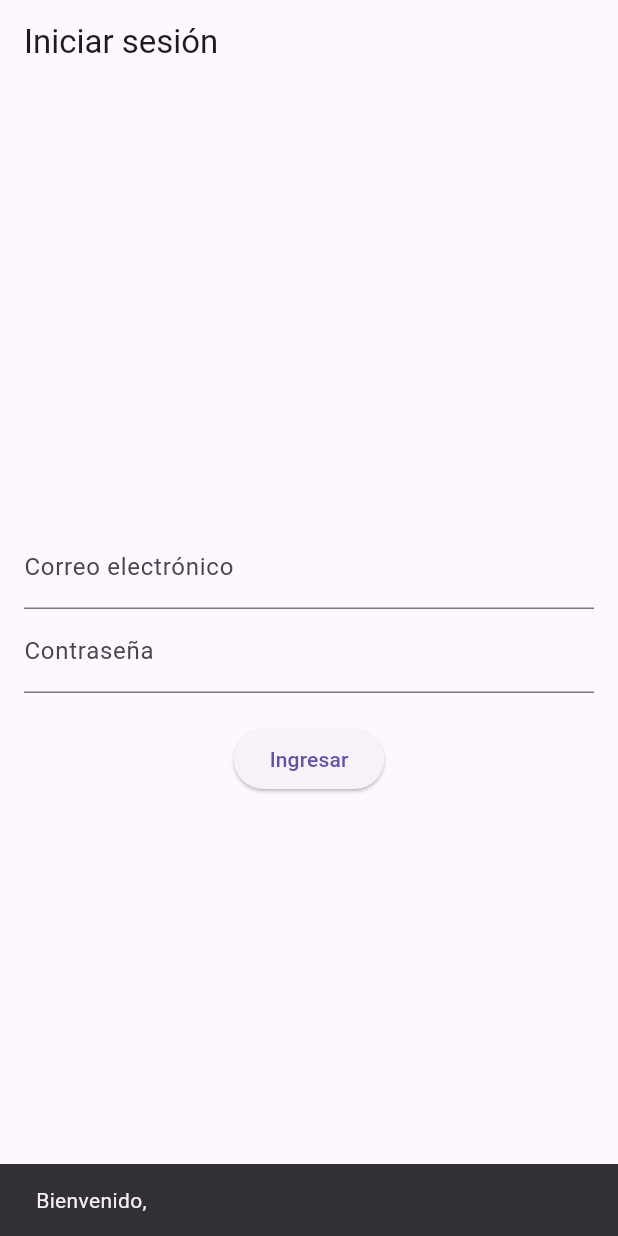
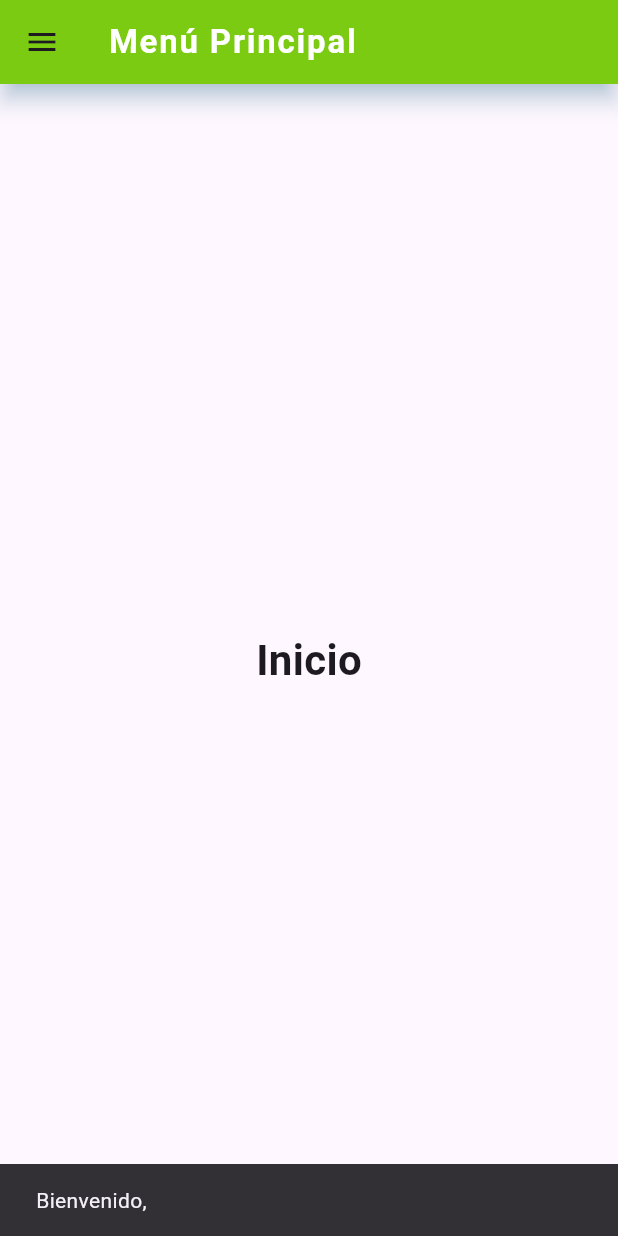
Before and after one commit to JhonnSoftware/Movil_Toty_Farma, a Flutter app: the screen it shows after launch, after a tap on "Ingresar", on a phone screen of 412 x 824 dp. Run offline on Flutter 3.47's test engine with Material 3 defaults, Android fonts, the phone set to English and light mode, and no system bars; our stand-ins replace cloud_firestore, firebase_core; accounts and stored records are empty.

Commit message:
Creacion de Pantalla de Menu Principal - Menu de Navegacion - Trabajo Grupal

```diff
--- /dev/null
+++ b/lib/home_page.dart
@@ -0,0 +1,262 @@
+import 'package:flutter/material.dart';
+import '../pages/clientes_page.dart';
+import '../pages/proveedores_page.dart';
+import '../pages/categorias_page.dart';
+import '../pages/productos_page.dart';
+
+class HomePage extends StatefulWidget {
+  final String? token;
+
+  const HomePage({Key? key, this.token}) : super(key: key);
+
+  @override
+  _HomePageState createState() => _HomePageState();
+}
+
+class _HomePageState extends State<HomePage> {
+  int _selectedIndex = 0;
+
+  static List<Widget> _pages = <Widget>[
+    Center(child: Text('Inicio', style: TextStyle(fontSize: 28, fontWeight: FontWeight.bold))),
+    //ClientesPage(),
+    Center(child: Text('Clientes', style: TextStyle(fontSize: 28, fontWeight: FontWeight.bold))),
+    Center(child: Text('Proveedores', style: TextStyle(fontSize: 28, fontWeight: FontWeight.bold))),
+    Center(child: Text('Categorias', style: TextStyle(fontSize: 28, fontWeight: FontWeight.bold))),
+    Center(child: Text('Productos', style: TextStyle(fontSize: 28, fontWeight: FontWeight.bold))),
+    Center(child: Text('Usuarios', style: TextStyle(fontSize: 28, fontWeight: FontWeight.bold))),
+    Center(child: Text('Flujo de caja', style: TextStyle(fontSize: 28, fontWeight: FontWeight.bold))),
+    Center(child: Text('Registrar Compra', style: TextStyle(fontSize: 28, fontWeight: FontWeight.bold))),
+    Center(child: Text('Historial Compras', style: TextStyle(fontSize: 28, fontWeight: FontWeight.bold))),
+    Center(child: Text('Registrar Venta', style: TextStyle(fontSize: 28, fontWeight: FontWeight.bold))),
+    Center(child: Text('Historial Ventas', style: TextStyle(fontSize: 28, fontWeight: FontWeight.bold))),
+  ];
+
+  void _onItemTapped(int index) {
+    setState(() {
+      _selectedIndex = index;
+    });
+  }
+
+  final Color verdeLima = Color(0xFF7eda01);
+  final Color azul = Color(0xFF1489b4);
+  final Color fondoDrawer = Color(0xFFF7F9FC);
+
+  @override
+  Widget build(BuildContext context) {
+    return Scaffold(
+      appBar: AppBar(
+        backgroundColor: verdeLima,
+        title: Text(
+          'Menú Principal',
+          style: TextStyle(
+            fontWeight: FontWeight.bold,
+            color: Colors.white,
+            letterSpacing: 1.2,
+          ),
+        ),
+        elevation: 6,
+        shadowColor: azul.withOpacity(0.5),
+      ),
+      drawer: Drawer(
+        child: Container(
+          color: fondoDrawer,
+          child: ListView(
+            padding: EdgeInsets.zero,
+            children: [
+              UserAccountsDrawerHeader(
+                decoration: BoxDecoration(
+                  gradient: LinearGradient(
+                    colors: [verdeLima, azul],
+                    begin: Alignment.topLeft,
+                    end: Alignment.bottomRight,
+                  ),
+                ),
+                accountName: Text(
+                  'Usuario',
+                  style: TextStyle(fontWeight: FontWeight.bold, fontSize: 18),
+                ),
+                accountEmail: Text(
+                  'token: ${widget.token ?? "No token"}',
+                  style: TextStyle(fontSize: 14, fontStyle: FontStyle.italic),
+                ),
+                currentAccountPicture: CircleAvatar(
+                  backgroundColor: Colors.white,
+                  child: Icon(Icons.person, size: 50, color: verdeLima),
+                ),
+              ),
+
+              _drawerListTile(
+                icon: Icons.home,
+                title: 'Inicio',
+                index: 0,
+                selected: _selectedIndex == 0,
+              ),
+
+              _drawerExpansionTile(
+                icon: Icons.manage_accounts,
+                title: 'Administración',
+                children: [
+                  _drawerListTile(
+                    icon: Icons.people,
+                    title: 'Usuarios',
+                    index: 5,
+                    selected: _selectedIndex == 5,
+                  ),
+                  _drawerListTile(
+                    icon: Icons.attach_money,
+                    title: 'Flujo de caja',
+                    index: 6,
+                    selected: _selectedIndex == 6,
+                  ),
+                ],
+              ),
+
+              _drawerListTile(
+                icon: Icons.people_alt,
+                title: 'Clientes',
+                index: 1,
+                selected: _selectedIndex == 1,
+              ),
+              _drawerListTile(
+                icon: Icons.local_shipping,
+                title: 'Proveedores',
+                index: 2,
+                selected: _selectedIndex == 2,
+              ),
+              _drawerListTile(
+                icon: Icons.category,
+                title: 'Categorías',
+                index: 3,
+                selected: _selectedIndex == 3,
+              ),
+              _drawerListTile(
+                icon: Icons.shopping_bag,
+                title: 'Productos',
+                index: 4,
+                selected: _selectedIndex == 4,
+              ),
+
+              _drawerExpansionTile(
+                icon: Icons.shopping_cart,
+                title: 'Compras',
+                children: [
+                  _drawerListTile(
+                    icon: Icons.add_shopping_cart,
+                    title: 'Registrar Compra',
+                    index: 7,
+                    selected: _selectedIndex == 7,
+                  ),
+                  _drawerListTile(
+                    icon: Icons.history,
+                    title: 'Historial Compras',
+                    index: 8,
+                    selected: _selectedIndex == 8,
+                  ),
+                ],
+              ),
+
+              _drawerExpansionTile(
+                icon: Icons.point_of_sale,
+                title: 'Ventas',
+                children: [
+                  _drawerListTile(
+                    icon: Icons.add_shopping_cart,
+                    title: 'Registrar Venta',
+                    index: 9,
+                    selected: _selectedIndex == 9,
+                  ),
+                  _drawerListTile(
+                    icon: Icons.history,
+                    title: 'Historial Ventas',
+                    index: 10,
+                    selected: _selectedIndex == 10,
+                  ),
+                ],
+              ),
+
+              Divider(thickness: 1.2),
+              ListTile(
+                leading: Icon(Icons.logout, color: azul),
+                title: Text(
+                  'Cerrar sesión',
+                  style: TextStyle(
+                    color: azul,
+                    fontWeight: FontWeight.bold,
+                  ),
+                ),
+                onTap: () {
+                  Navigator.pop(context);
+                  Navigator.pushReplacementNamed(context, '/login');
+                },
+                hoverColor: verdeLima.withOpacity(0.3),
+                shape: RoundedRectangleBorder(
+                  borderRadius: BorderRadius.circular(8),
+                ),
+              ),
+            ],
+          ),
+        ),
+      ),
+      body: AnimatedSwitcher(
+        duration: Duration(milliseconds: 300),
+        child: _pages[_selectedIndex],
+      ),
+    );
+  }
+
+  Widget _drawerListTile({
+    required IconData icon,
+    required String title,
+    required int index,
+    required bool selected,
+  }) {
+    return ListTile(
+      leading: Icon(icon, color: selected ? azul : Colors.grey[700]),
+      title: Text(
+        title,
+        style: TextStyle(
+          fontWeight: selected ? FontWeight.bold : FontWeight.normal,
+          color: selected ? azul : Colors.black87,
+          fontSize: 16,
+        ),
+      ),
+      selected: selected,
+      selectedTileColor: azul.withOpacity(0.15),
+      shape: RoundedRectangleBorder(borderRadius: BorderRadius.circular(8)),
+      onTap: () {
+        _onItemTapped(index);
+        Navigator.pop(context);
+      },
+      hoverColor: azul.withOpacity(0.1),
+      contentPadding: EdgeInsets.symmetric(horizontal: 20, vertical: 5),
+    );
+  }
+
+  Widget _drawerExpansionTile({
+    required IconData icon,
+    required String title,
+    required List<Widget> children,
+  }) {
+    return Theme(
+      data: Theme.of(context).copyWith(dividerColor: Colors.transparent),
+      child: ExpansionTile(
+        leading: Icon(icon, color: azul),
+        title: Text(
+          title,
+          style: TextStyle(
+            fontWeight: FontWeight.w600,
+            color: azul,
+            fontSize: 16,
+          ),
+        ),
+        childrenPadding: EdgeInsets.only(left: 20, bottom: 5),
+        tilePadding: EdgeInsets.symmetric(horizontal: 16),
+        children: children,
+        iconColor: verdeLima,
+        collapsedIconColor: azul,
+        expandedCrossAxisAlignment: CrossAxisAlignment.start,
+        maintainState: true,
+      ),
+    );
+  }
+}
--- a/lib/login_page.dart
+++ b/lib/login_page.dart
@@ -1,5 +1,6 @@
 import 'package:flutter/material.dart';
 import 'package:cloud_firestore/cloud_firestore.dart';
+import 'home_page.dart'; // Asegúrate de que esta ruta esté correcta
 
 class LoginPage extends StatefulWidget {
   @override
@@ -25,7 +26,7 @@ class _LoginPageState extends State<LoginPage> {
           .get();
 
       if (result.docs.isNotEmpty) {
-        // Usuario encontrado, puedes ir a otra página (HomePage, Dashboard, etc.)
+        // Usuario encontrado
         final userData = result.docs.first.data() as Map<String, dynamic>;
         final String nombre = userData['name'];
 
@@ -33,8 +34,13 @@ class _LoginPageState extends State<LoginPage> {
           SnackBar(content: Text('Bienvenido, $nombre')),
         );
 
-        // Aquí podrías navegar a la pantalla principal:
-        // Navigator.pushReplacement(context, MaterialPageRoute(builder: (context) => HomePage()));
+        // ✅ Navegar a HomePage
+        Navigator.pushReplacement(
+          context,
+          MaterialPageRoute(
+            builder: (context) => HomePage(token: nombre),
+          ),
+        );
       } else {
         setState(() {
           _errorMessage = 'Email o contraseña incorrectos';
@@ -73,7 +79,10 @@ class _LoginPageState extends State<LoginPage> {
             if (_errorMessage.isNotEmpty)
               Padding(
                 padding: const EdgeInsets.all(8.0),
-                child: Text(_errorMessage, style: TextStyle(color: Colors.red)),
+                child: Text(
+                  _errorMessage,
+                  style: TextStyle(color: Colors.red),
+                ),
               ),
           ],
         ),
```
Also changed, not shown: lib/pages/categorias_page.dart (added), lib/pages/clientes_page.dart (added), lib/pages/productos_page.dart (added), lib/pages/proveedores_page.dart (added).
